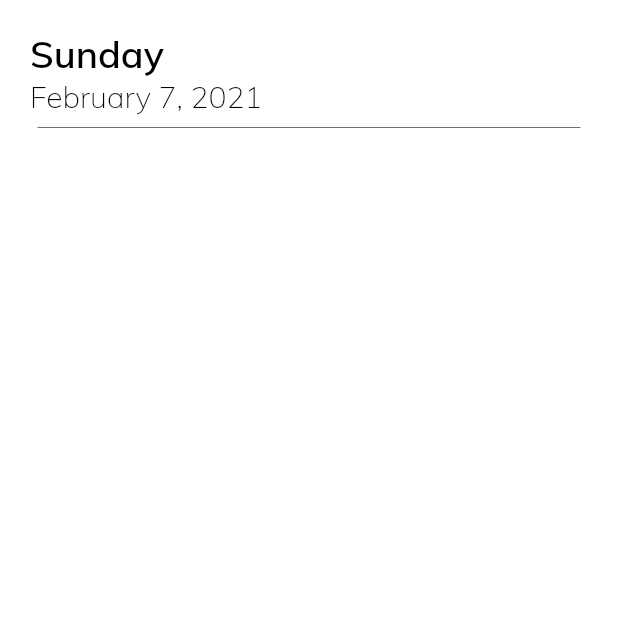
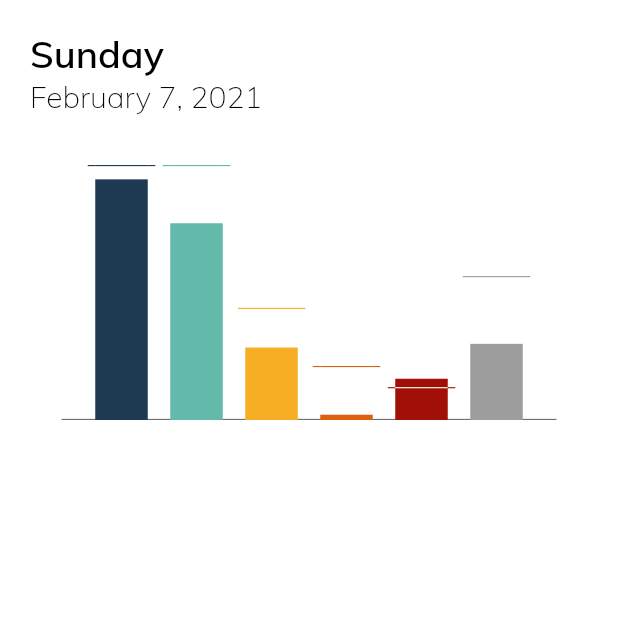
Before and after one commit to lucasepple/time_clerk_app, a Flutter app: the screen it shows after launch, on a phone screen of 412 x 824 dp, the top half of it. Run offline on Flutter 3.47's test engine with Material 2 defaults, Android fonts, the phone set to English and light mode, and no system bars; missing offline and left inert: cron.

Commit message:
overview chart added

```diff
--- a/lib/models/theme_colors.dart
+++ /dev/null
@@ -1,10 +0,0 @@
-import 'package:flutter/material.dart';
-
-class ThemeColors {
-  static const Color blue = Color(0xff1f3b54);
-  static const Color green = Color(0xff63baaa);
-  static const Color yellow = Color(0xfff7ae25);
-  static const Color orange = Color(0xffdb6012);
-  static const Color red = Color(0xffa11006);
-  static const Color grey = Color(0xff9d9d9d);
-}
--- a/lib/models/time_tracker.dart
+++ b/lib/models/time_tracker.dart
@@ -1,4 +1,5 @@
 import 'dart:async';
+import 'dart:ui';
 
 import 'package:cron/cron.dart';
 import 'package:intl/intl.dart';
@@ -17,7 +18,35 @@ class TimeTracker {
   String currentMonth;
   int currentDay;
   var currentActivity = Activity.other;
-  Map<Activity, int> trackedTime;
+
+  // cutom values for testing
+  Map<Activity, int> _trackedTime = {
+    Activity.sleep: 455,
+    Activity.work: 372,
+    Activity.leisure: 137,
+    Activity.sport: 10,
+    Activity.socialMedia: 78,
+    Activity.other: 144,
+  };
+
+  Map<String, Map<Activity, int>> _timeLimits = {
+    'Monday': {},
+    'Tuesday': {},
+    'Wednesday': {},
+    'Thursday': {},
+    'Friday': {},
+    'Saturday': {},
+    'Sunday': {},
+  };
+  static const Map<Activity, Color> activityColors = {
+    Activity.sleep: Color(0xff1f3b54),
+    Activity.work: Color(0xff63baaa),
+    Activity.leisure: Color(0xfff7ae25),
+    Activity.sport: Color(0xffdb6012),
+    Activity.socialMedia: Color(0xffa11006),
+    Activity.other: Color(0xff9d9d9d),
+  };
+
   Map<Activity, Stopwatch> stopwatches = {
     Activity.sleep: Stopwatch(),
     Activity.work: Stopwatch(),
@@ -36,8 +65,47 @@ class TimeTracker {
     Activity.other: {},
   };
 
+  Map<Activity, int> get trackedTime {
+    return _trackedTime;
+  }
+
+  Map<String, Map<Activity, int>> get timeLimits {
+    // init and random values for testing
+    initTimeLimits();
+    _timeLimits['Sunday'] = {
+      Activity.sleep: 480,
+      Activity.work: 480,
+      Activity.leisure: 210,
+      Activity.sport: 100,
+      Activity.socialMedia: 60,
+      Activity.other: 270,
+    };
+
+    return _timeLimits;
+  }
+
+  void initTimeLimits() {
+    for (Activity activity in Activity.values) {
+      setTimeLimit('Monday', activity, 0);
+      setTimeLimit('Tuesday', activity, 0);
+      setTimeLimit('Wednesday', activity, 0);
+      setTimeLimit('Thursday', activity, 0);
+      setTimeLimit('Friday', activity, 0);
+      setTimeLimit('Saturday', activity, 0);
+      setTimeLimit('Sunday', activity, 0);
+    }
+  }
+
+  void setTimeLimit(String day, Activity activity, int minutes) {
+    _timeLimits[day].update(
+      activity,
+      (int _) => minutes,
+      ifAbsent: () => minutes,
+    );
+  }
+
   void initTrackedTime() {
-    trackedTime = {
+    _trackedTime = {
       Activity.sleep: 0,
       Activity.work: 0,
       Activity.leisure: 0,
@@ -56,7 +124,7 @@ class TimeTracker {
         storedData[activity][currentYear][currentMonth] = {};
       }
       storedData[activity][currentYear][currentMonth][currentDay] =
-          trackedTime[activity];
+          _trackedTime[activity];
     }
   }
 
--- a/lib/screens/overview_screen.dart
+++ b/lib/screens/overview_screen.dart
@@ -5,6 +5,9 @@ import 'package:time_clerk_app/widgets/overview_chart.dart';
 import 'package:time_clerk_app/widgets/overview_list.dart';
 
 class OverviewScreen extends StatelessWidget {
+  final String currentWeekday =
+      DateFormat('EEEE').format(DateTime.now()).toString();
+
   Widget dateBuilder(BuildContext ctx) {
     return Container(
       width: double.infinity,
@@ -12,7 +15,7 @@ class OverviewScreen extends StatelessWidget {
         crossAxisAlignment: CrossAxisAlignment.start,
         children: <Widget>[
           Text(
-            DateFormat('EEEE').format(DateTime.now()).toString(),
+            currentWeekday,
             style: Theme.of(ctx).textTheme.headline1,
           ),
           SizedBox(
@@ -37,7 +40,10 @@ class OverviewScreen extends StatelessWidget {
           child: Column(
             children: <Widget>[
               dateBuilder(context),
-              OverviewChart(),
+              SizedBox(
+                height: 33,
+              ),
+              OverviewChart(currentWeekday),
               OverviewList(),
             ],
           ),
--- a/lib/widgets/overview_chart.dart
+++ b/lib/widgets/overview_chart.dart
@@ -1,21 +1,95 @@
+import 'dart:math';
+
 import 'package:flutter/material.dart';
 
+import 'package:time_clerk_app/models/time_tracker.dart';
+
 class OverviewChart extends StatelessWidget {
+  Map<Activity, int> trackedTime = TimeTracker().trackedTime;
+  Map<String, Map<Activity, int>> timeLimits = TimeTracker().timeLimits;
+  String currentWeekday;
+  static const double containerHeight = 170;
+
+  OverviewChart(this.currentWeekday);
+
+  double heightFactor() {
+    List<int> times = [];
+    for (Activity activity in Activity.values) {
+      times.add(trackedTime[activity]);
+      times.add(timeLimits[currentWeekday][activity]);
+    }
+    final int maxMinutes = times.reduce(max);
+    final double factor = (containerHeight - 0.75) / maxMinutes;
+    return factor;
+  }
+
+  List<Widget> chartBarBuilder() {
+    List<Widget> bars = [];
+    for (Activity activity in Activity.values) {
+      bars.add(
+        Container(
+          margin: EdgeInsets.symmetric(horizontal: 2.5),
+          // color: Colors.amber,
+          height: containerHeight,
+          width: 45,
+          child: Stack(
+            alignment: Alignment.bottomCenter,
+            children: <Widget>[
+              Container(
+                height: heightFactor() * trackedTime[activity].toDouble(),
+                width: 35,
+                color: TimeTracker.activityColors[activity],
+              ),
+              Positioned(
+                bottom: heightFactor() * timeLimits[currentWeekday][activity],
+                child: Row(
+                  children: <Widget>[
+                    Container(
+                      width: 5,
+                      height: 0.75,
+                      color: TimeTracker.activityColors[activity],
+                    ),
+                    Container(
+                      width: 35,
+                      height: 0.75,
+                      color: heightFactor() *
+                                  timeLimits[currentWeekday][activity] >
+                              heightFactor() * trackedTime[activity].toDouble()
+                          ? TimeTracker.activityColors[activity]
+                          : Colors.white,
+                    ),
+                    Container(
+                      width: 5,
+                      height: 0.75,
+                      color: TimeTracker.activityColors[activity],
+                    ),
+                  ],
+                ),
+              )
+            ],
+          ),
+        ),
+      );
+    }
+    return bars;
+  }
+
   @override
   Widget build(BuildContext context) {
     return Container(
-      width: double.infinity,
       child: Stack(
+        alignment: Alignment.bottomCenter,
         children: <Widget>[
-          Divider(
+          Container(
+            width: 330,
             color: Color(0xff707070),
-            indent: 5,
-            endIndent: 5,
+            height: 0.75,
           ),
           Container(
-            width: double.infinity,
             child: Row(
-              children: <Widget>[],
+              crossAxisAlignment: CrossAxisAlignment.end,
+              mainAxisAlignment: MainAxisAlignment.center,
+              children: chartBarBuilder(),
             ),
           )
         ],
```
